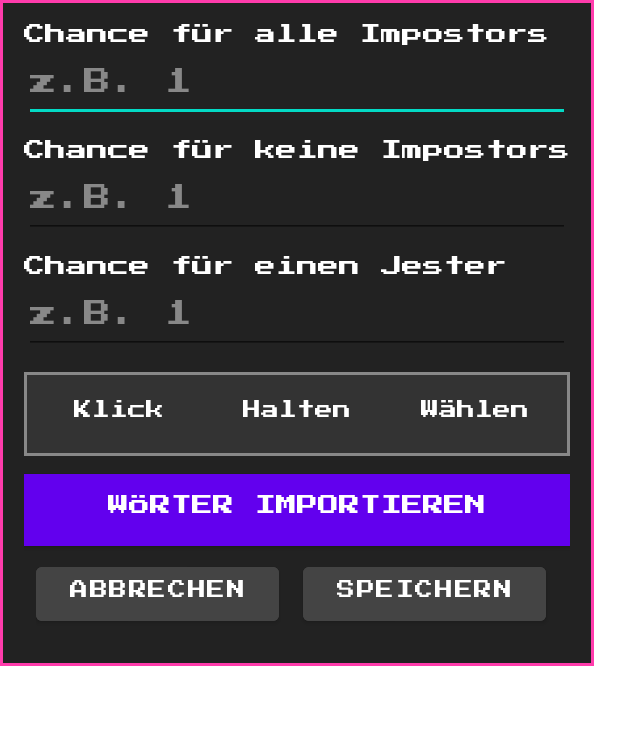
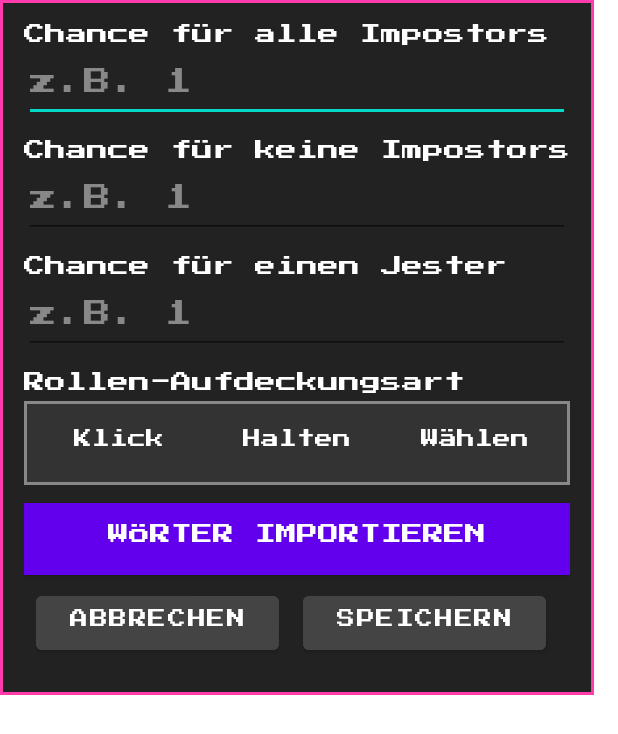
Before and after one commit to icedpotat/Impostata, an Android app: the layout dialog_settings.xml on its own in the app's theme, with its tools: preview values and no code run, on a phone screen of 412 x 824 dp. Shown: the top 734 px of the screen. Run offline under Robolectric (Android 15) with nearby library versions, the phone set to English and light mode, and no system bars.

Commit message:
Update dialog_settings.xml

```diff
--- a/app/src/main/res/layout/dialog_settings.xml
+++ b/app/src/main/res/layout/dialog_settings.xml
@@ -63,7 +63,15 @@
         android:textColorHint="#888888"
         android:fontFamily="@font/pixel_font"/>
 
-    <!-- dialog_settings.xml -->
+    <TextView
+        android:layout_width="wrap_content"
+        android:layout_height="wrap_content"
+        android:text="Rollen-Aufdeckungsart"
+        android:textColor="@color/pixel_text"
+        android:fontFamily="@font/pixel_font"
+        android:layout_marginTop="12dp"
+        android:textSize="14sp"/>
+
     <RadioGroup
         android:id="@+id/revealModeRadioGroup"
         android:layout_width="match_parent"
@@ -71,7 +79,6 @@
         android:orientation="horizontal"
         android:background="@drawable/bg_reveal_mode_selector"
         android:padding="4dp"
-        android:layout_marginTop="12dp"
         android:gravity="center">
 
         <RadioButton
```
